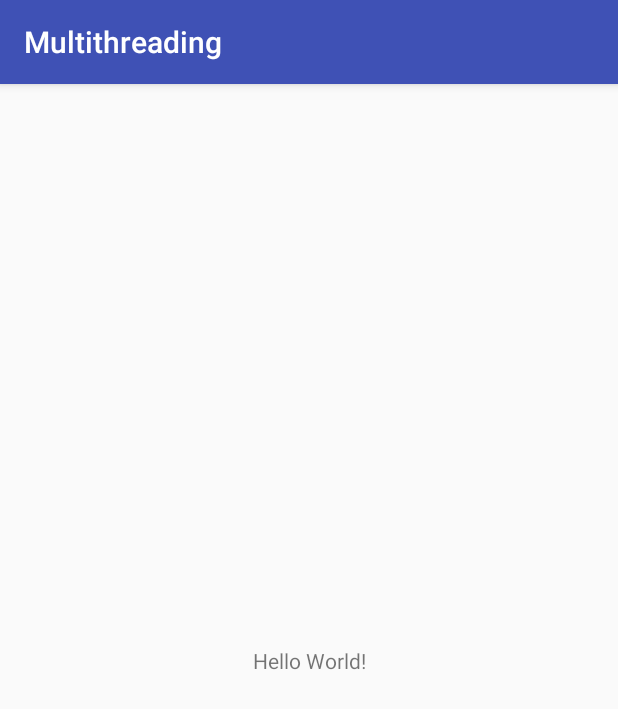
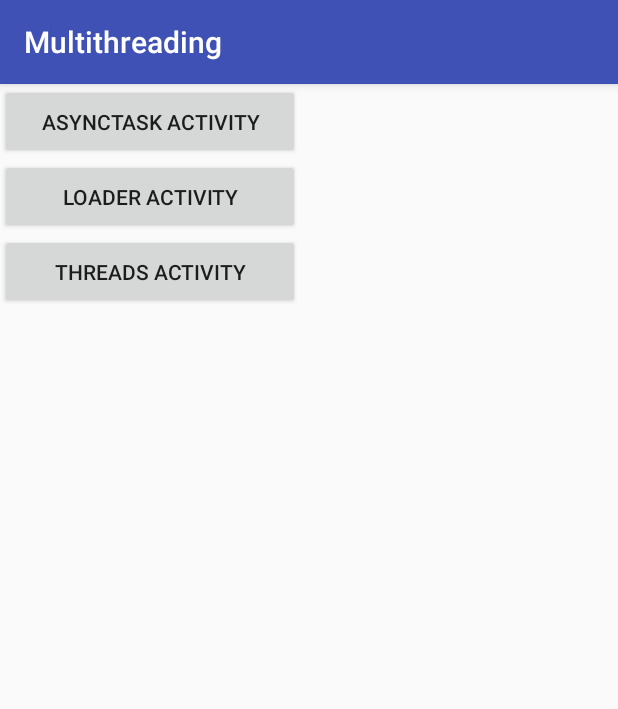
Before and after one commit to arzumanyasha/Multithreading, an Android app: the screen it shows after launch (MainActivity), on a phone screen of 412 x 824 dp. Shown: the top 709 px of the screen. Run offline under Robolectric (Android 15) with nearby library versions, the phone set to English and light mode, and no system bars.

Commit message:
AsyncTask added

```diff
--- a/app/build.gradle
+++ b/app/build.gradle
@@ -20,7 +20,7 @@ android {
 
 dependencies {
     implementation fileTree(dir: 'libs', include: ['*.jar'])
-    implementation 'com.android.support:appcompat-v7:28.0.0-rc01'
+    implementation 'com.android.support:appcompat-v7:28.0.0-alpha1'
     implementation 'com.android.support.constraint:constraint-layout:1.1.2'
     testImplementation 'junit:junit:4.12'
     androidTestImplementation 'com.android.support.test:runner:1.0.2'
--- a/app/src/main/AndroidManifest.xml
+++ b/app/src/main/AndroidManifest.xml
@@ -9,13 +9,16 @@
         android:roundIcon="@mipmap/ic_launcher_round"
         android:supportsRtl="true"
         android:theme="@style/AppTheme">
-        <activity android:name=".MainActivity">
+        <activity android:name=".ui.MainActivity">
             <intent-filter>
                 <action android:name="android.intent.action.MAIN" />
 
                 <category android:name="android.intent.category.LAUNCHER" />
             </intent-filter>
         </activity>
+        <activity android:name=".ui.AsyncTaskActivity" />
+        <activity android:name=".ui.LoaderActivity" />
+        <activity android:name=".ui.ThreadsActivity"></activity>
     </application>
 
 </manifest>
--- /dev/null
+++ b/app/src/main/java/com/example/user/multithreading/counterasynctask/IAsyncTaskEvents.java
@@ -0,0 +1,6 @@
+package com.example.user.multithreading.counterasynctask;
+
+public interface IAsyncTaskEvents {
+    void onPostExecute();
+    void onProgressUpdate(Integer integer);
+}
--- /dev/null
+++ b/app/src/main/java/com/example/user/multithreading/ui/MainActivity.java
@@ -0,0 +1,49 @@
+package com.example.user.multithreading.ui;
+
+import android.content.Intent;
+import android.support.v7.app.AppCompatActivity;
+import android.os.Bundle;
+import android.view.View;
+import android.widget.Button;
+
+import com.example.user.multithreading.R;
+
+public class MainActivity extends AppCompatActivity {
+
+    private Button asyncTaskButton, loaderButton, threadsButton;
+
+    @Override
+    protected void onCreate(Bundle savedInstanceState) {
+        super.onCreate(savedInstanceState);
+        setContentView(R.layout.activity_main);
+
+        asyncTaskButton = (Button) findViewById(R.id.button1);
+        loaderButton    = (Button) findViewById(R.id.button2);
+        threadsButton   = (Button) findViewById(R.id.button3);
+
+        View.OnClickListener btnClick = new View.OnClickListener() {
+            @Override
+            public void onClick(View v) {
+                switch(v.getId()) {
+                    case R.id.button1:
+                        Intent intent1 = new Intent(MainActivity.this, AsyncTaskActivity.class);
+                        startActivity(intent1);
+                        break;
+                    case R.id.button2:
+                        Intent intent2 = new Intent(MainActivity.this, LoaderActivity.class);
+                        startActivity(intent2);
+                        break;
+                    case R.id.button3:
+                        Intent intent3 = new Intent(MainActivity.this, ThreadsActivity.class);
+                        startActivity(intent3);
+                        break;
+                    default:
+                }
+            }
+        };
+
+        asyncTaskButton.setOnClickListener(btnClick);
+        loaderButton.setOnClickListener(btnClick);
+        threadsButton.setOnClickListener(btnClick);
+    }
+}
--- a/app/src/main/res/layout/activity_main.xml
+++ b/app/src/main/res/layout/activity_main.xml
@@ -1,18 +1,31 @@
 <?xml version="1.0" encoding="utf-8"?>
-<android.support.constraint.ConstraintLayout xmlns:android="http://schemas.android.com/apk/res/android"
+<RelativeLayout xmlns:android="http://schemas.android.com/apk/res/android"
     xmlns:app="http://schemas.android.com/apk/res-auto"
     xmlns:tools="http://schemas.android.com/tools"
     android:layout_width="match_parent"
     android:layout_height="match_parent"
-    tools:context=".MainActivity">
+    tools:context=".ui.MainActivity">
 
-    <TextView
-        android:layout_width="wrap_content"
-        android:layout_height="wrap_content"
-        android:text="Hello World!"
-        app:layout_constraintBottom_toBottomOf="parent"
-        app:layout_constraintLeft_toLeftOf="parent"
-        app:layout_constraintRight_toRightOf="parent"
-        app:layout_constraintTop_toTopOf="parent" />
+    <Button
+        android:id="@+id/button1"
+        android:layout_width="200dp"
+        android:layout_height="50dp"
+        android:text="ASYNCTASK ACTIVITY"
+        />
 
-</android.support.constraint.ConstraintLayout>
+    <Button
+        android:id="@+id/button2"
+        android:layout_width="200dp"
+        android:layout_height="50dp"
+        android:text="LOADER ACTIVITY"
+        android:layout_below="@+id/button1"
+         />
+
+    <Button
+        android:id="@+id/button3"
+        android:layout_width="200dp"
+        android:layout_height="50dp"
+        android:text="THREADS ACTIVITY"
+        android:layout_below="@+id/button2"
+        />
+</RelativeLayout>
```
Also changed, not shown: app/src/main/java/com/example/user/multithreading/counterasynctask/CounterAsyncTask.java (added, +44 -0 lines), app/src/main/java/com/example/user/multithreading/ui/AsyncTaskActivity.java (added, +80 -0 lines), app/src/main/java/com/example/user/multithreading/ui/LoaderActivity.java (renamed from app/src/main/java/com/example/user/multithreading/MainActivity.java, +5 -3 lines), app/src/main/java/com/example/user/multithreading/ui/ThreadsActivity.java (added, +15 -0 lines), app/src/main/res/layout/activity_async_task.xml (added, +58 -0 lines), app/src/main/res/layout/activity_loader.xml (added, +51 -0 lines), app/src/main/res/layout/activity_threads.xml (added, +57 -0 lines).
